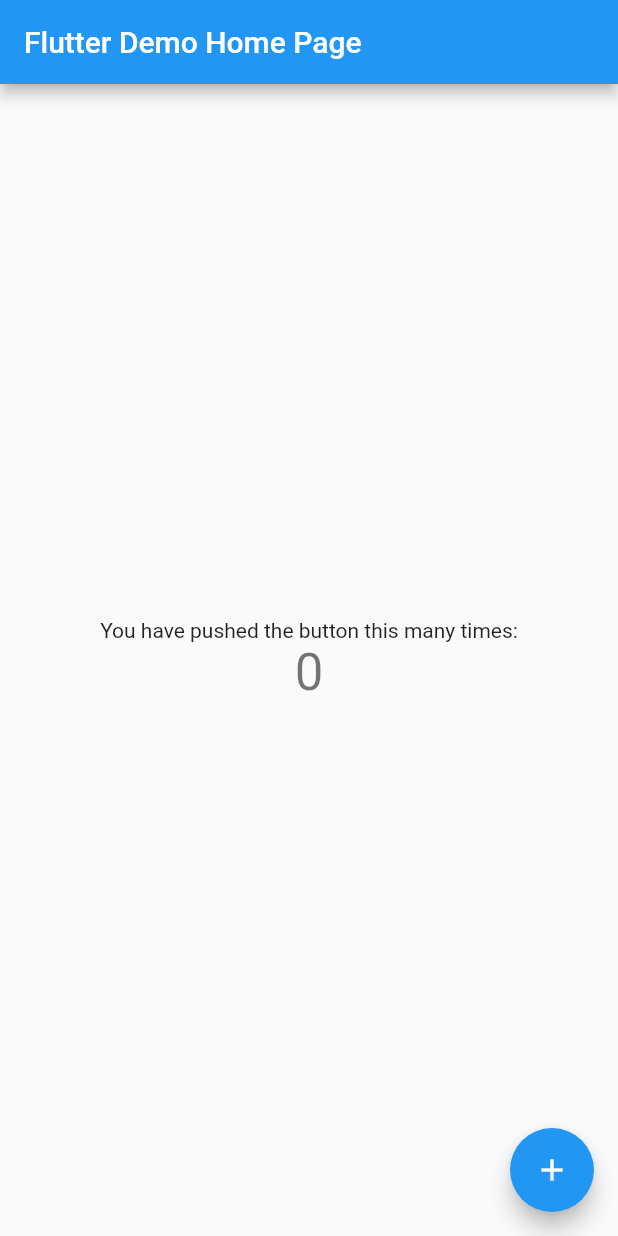
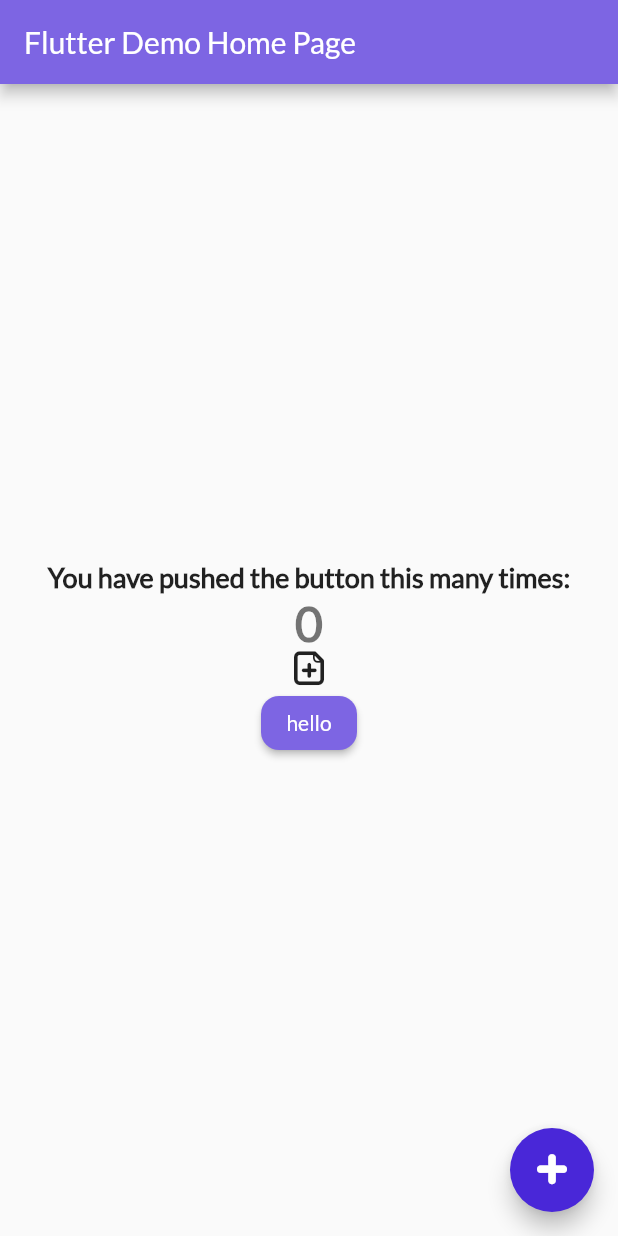
Before and after one commit to bugragoksu/task_management, a Flutter app: the screen it shows after launch, on a phone screen of 412 x 824 dp. Run offline on Flutter 3.47's test engine with Material 2 defaults, Android fonts, the phone set to English and light mode, and no system bars.

Commit message:
Add theme

```diff
--- a/lib/main.dart
+++ b/lib/main.dart
@@ -1,4 +1,6 @@
 import 'package:flutter/material.dart';
+import 'package:task_management/presentation/core/theme/icons.dart';
+import 'package:task_management/presentation/core/theme/theme.dart';
 
 void main() {
   runApp(const MyApp());
@@ -11,9 +13,7 @@ class MyApp extends StatelessWidget {
   Widget build(BuildContext context) {
     return MaterialApp(
       title: 'Flutter Demo',
-      theme: ThemeData(
-        primarySwatch: Colors.blue,
-      ),
+      theme: AppTheme.lightTheme,
       home: const MyHomePage(title: 'Flutter Demo Home Page'),
     );
   }
@@ -47,12 +47,20 @@ class _MyHomePageState extends State<MyHomePage> {
         child: Column(
           mainAxisAlignment: MainAxisAlignment.center,
           children: <Widget>[
-            const Text(
+            Text(
               'You have pushed the button this many times:',
+              style: Theme.of(context).textTheme.subtitle1,
             ),
             Text(
               '$_counter',
-              style: Theme.of(context).textTheme.headline4,
+              style: Theme.of(context).textTheme.headline1,
+            ),
+            const Icon(
+              AppIcons.document,
+            ),
+            ElevatedButton(
+              onPressed: () {},
+              child: Text('hello'),
             ),
           ],
         ),
@@ -60,7 +68,7 @@ class _MyHomePageState extends State<MyHomePage> {
       floatingActionButton: FloatingActionButton(
         onPressed: _incrementCounter,
         tooltip: 'Increment',
-        child: const Icon(Icons.add),
+        child: const Icon(AppIcons.plus),
       ),
     );
   }
--- /dev/null
+++ b/lib/presentation/core/theme/colors.dart
@@ -0,0 +1,107 @@
+import 'package:flutter/material.dart';
+
+class AppColors {
+  AppColors._();
+
+  static const MaterialColor transparent = MaterialColor(
+    0xD9FFFFFF,
+    <int, Color>{
+      0: Color(0xD9FFFFFF),
+    },
+  );
+
+  static const MaterialColor primary = MaterialColor(
+    4286408163,
+    {
+      50: Color(0xffede9fb),
+      100: Color(0xffdbd4f7),
+      200: Color(0xffb6a9ef),
+      300: Color(0xff927ee7),
+      400: Color(0xff6d52e0),
+      500: Color(0xff4927d8),
+      600: Color(0xff3a1fad),
+      700: Color(0xff2c1881),
+      800: Color(0xff1d1056),
+      900: Color(0xff0f082b)
+    },
+  );
+
+  static const MaterialColor secondary = MaterialColor(
+    0xFF2C65DD,
+    <int, Color>{
+      50: Color(0xFFE4EBFC),
+      100: Color(0xFFC9D8FA),
+      200: Color(0xFF93B1F5),
+      300: Color(0xFF6691EF),
+      400: Color(0xFF4477E7),
+      500: Color(0xFF2C65DD),
+      600: Color(0xFF2059D0),
+      700: Color(0xFF2256C0),
+      800: Color(0xFF2252AE),
+      900: Color(0xFF224C9C),
+    },
+  );
+  static const MaterialColor greyScale = MaterialColor(
+    0xFF919EAB,
+    <int, Color>{
+      50: Color(0xFFFFFFFF),
+      100: Color(0xFFF8F9FA),
+      200: Color(0xFFF4F6F8),
+      300: Color(0xFFDFE3E8),
+      400: Color(0xFFC4CDD5),
+      500: Color(0xFF919EAB),
+      600: Color(0xFF637381),
+      700: Color(0xFF454F5B),
+      800: Color(0xFF333D48),
+      900: Color(0xFF141A20),
+    },
+  );
+
+  static const MaterialColor error = MaterialColor(
+    0xFFE12D39,
+    <int, Color>{
+      50: Color(0xFFFFE3E3),
+      100: Color(0xFFFFBDBD),
+      200: Color(0xFFFF9B9B),
+      300: Color(0xFFF86A6A),
+      400: Color(0xFFEF4E4E),
+      500: Color(0xFFE12D39),
+      600: Color(0xFFCF1124),
+      700: Color(0xFFAB091E),
+      800: Color(0xFF8A041A),
+      900: Color(0xFF610316),
+    },
+  );
+
+  static const MaterialColor alert = MaterialColor(
+    0xFFF0B429,
+    <int, Color>{
+      50: Color(0xFFFFFBEA),
+      100: Color(0xFFFFF3C4),
+      200: Color(0xFFFCE588),
+      300: Color(0xFFFADB5F),
+      400: Color(0xFFF7C948),
+      500: Color(0xFFF0B429),
+      600: Color(0xFFDE911D),
+      700: Color(0xFFCB6E17),
+      800: Color(0xFFB44D12),
+      900: Color(0xFF8D2B0B),
+    },
+  );
+
+  static const MaterialColor success = MaterialColor(
+    0xFF18981D,
+    <int, Color>{
+      50: Color(0xFFE3F9E5),
+      100: Color(0xFFC1F2C7),
+      200: Color(0xFF91E697),
+      300: Color(0xFF51CA58),
+      400: Color(0xFF31B237),
+      500: Color(0xFF18981D),
+      600: Color(0xFF0F8613),
+      700: Color(0xFF0E7817),
+      800: Color(0xFF07600E),
+      900: Color(0xFF014807),
+    },
+  );
+}
--- /dev/null
+++ b/lib/presentation/core/theme/icons.dart
@@ -0,0 +1,20 @@
+import 'package:flutter/widgets.dart';
+
+class AppIcons {
+  AppIcons._();
+
+  static const _kFontFam = 'AppIcons';
+
+  static const IconData users = IconData(0xe800, fontFamily: _kFontFam);
+  static const IconData plus = IconData(0xe801, fontFamily: _kFontFam);
+  static const IconData attach = IconData(0xe802, fontFamily: _kFontFam);
+  static const IconData dashboard = IconData(0xe803, fontFamily: _kFontFam);
+  static const IconData cancel = IconData(0xe804, fontFamily: _kFontFam);
+  static const IconData location = IconData(0xe805, fontFamily: _kFontFam);
+  static const IconData document = IconData(0xe806, fontFamily: _kFontFam);
+  static const IconData folder = IconData(0xe807, fontFamily: _kFontFam);
+  static const IconData clock = IconData(0xe808, fontFamily: _kFontFam);
+  static const IconData rightArrow = IconData(0xe809, fontFamily: _kFontFam);
+  static const IconData leftArrow = IconData(0xe80a, fontFamily: _kFontFam);
+  static const IconData user = IconData(0xe80b, fontFamily: _kFontFam);
+}
--- /dev/null
+++ b/lib/presentation/core/theme/theme.dart
@@ -0,0 +1,60 @@
+import 'package:flutter/material.dart';
+import 'package:task_management/presentation/core/theme/colors.dart';
+
+class AppTheme {
+  static ThemeData get lightTheme {
+    return ThemeData(
+      primarySwatch: AppColors.primary,
+      brightness: Brightness.light,
+      primaryColor: const Color(0xff7d65e3),
+      primaryColorLight: const Color(0xffdbd4f7),
+      fontFamily: 'Lato',
+      secondaryHeaderColor: AppColors.secondary,
+      errorColor: AppColors.error,
+      cardColor: AppColors.greyScale,
+      cardTheme: CardTheme(
+        color: AppColors.greyScale.shade50,
+        elevation: 5,
+        shape: RoundedRectangleBorder(
+          borderRadius: BorderRadius.circular(8),
+        ),
+      ),
+      inputDecorationTheme: InputDecorationTheme(
+        border: OutlineInputBorder(
+          borderRadius: BorderRadius.circular(8),
+        ),
+        contentPadding: const EdgeInsets.symmetric(
+          horizontal: 16,
+          vertical: 8,
+        ),
+      ),
+      elevatedButtonTheme: ElevatedButtonThemeData(
+        style: ButtonStyle(
+          shape: MaterialStateProperty.all<RoundedRectangleBorder>(
+            RoundedRectangleBorder(
+              borderRadius: BorderRadius.circular(12),
+            ),
+          ),
+        ),
+      ),
+      textTheme: TextTheme(
+        headline1: headline1,
+        subtitle1: subtitle,
+      ),
+    );
+  }
+
+  static TextStyle get headline1 {
+    return const TextStyle(
+      fontSize: 32,
+      fontWeight: FontWeight.w800,
+    );
+  }
+
+  static TextStyle get subtitle {
+    return const TextStyle(
+      fontSize: 18,
+      fontWeight: FontWeight.w800,
+    );
+  }
+}
```
Also changed, not shown: pubspec.yaml (+9 -60 lines), assets/fonts/icons.ttf (added), assets/fonts/lato.ttf (added).
